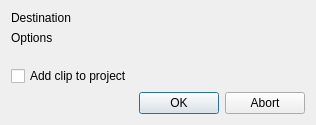
Before: the Qt Designer form src/ui/clipstabilize_ui.ui in KDE/kdenlive, drawn with Qt 5.
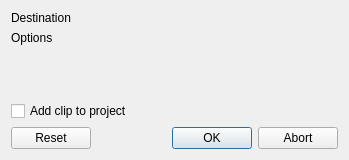
After: the same form once the commit is applied. Custom widgets are drawn as their Qt base class.

Commit message: Deprecate videostab and videostab2, only keep vidstab filter. Remember last settings and allow reset to default

```diff
--- a/src/ui/clipstabilize_ui.ui
+++ b/src/ui/clipstabilize_ui.ui
@@ -6,8 +6,8 @@
    <rect>
     <x>0</x>
     <y>0</y>
-    <width>304</width>
-    <height>125</height>
+    <width>349</width>
+    <height>160</height>
    </rect>
   </property>
   <property name="windowTitle">
@@ -41,36 +41,6 @@
      </property>
     </widget>
    </item>
-   <item row="6" column="2">
-    <widget class="QDialogButtonBox" name="buttonBox">
-     <property name="orientation">
-      <enum>Qt::Horizontal</enum>
-     </property>
-     <property name="standardButtons">
-      <set>QDialogButtonBox::Abort|QDialogButtonBox::Ok</set>
-     </property>
-    </widget>
-   </item>
-   <item row="4" column="0" colspan="2">
-    <widget class="QCheckBox" name="auto_add">
-     <property name="text">
-      <string>Add clip to project</string>
-     </property>
-    </widget>
-   </item>
-   <item row="6" column="0" colspan="2">
-    <spacer name="horizontalSpacer">
-     <property name="orientation">
-      <enum>Qt::Horizontal</enum>
-     </property>
-     <property name="sizeHint" stdset="0">
-      <size>
-       <width>40</width>
-       <height>20</height>
-      </size>
-     </property>
-    </spacer>
-   </item>
    <item row="3" column="0">
     <spacer name="verticalSpacer">
      <property name="orientation">
@@ -84,6 +54,43 @@
      </property>
     </spacer>
    </item>
+   <item row="5" column="0">
+    <widget class="QPushButton" name="button_reset">
+     <property name="text">
+      <string>Reset</string>
+     </property>
+    </widget>
+   </item>
+   <item row="5" column="1">
+    <spacer name="horizontalSpacer">
+     <property name="orientation">
+      <enum>Qt::Horizontal</enum>
+     </property>
+     <property name="sizeHint" stdset="0">
+      <size>
+       <width>40</width>
+       <height>20</height>
+      </size>
+     </property>
+    </spacer>
+   </item>
+   <item row="5" column="2">
+    <widget class="QDialogButtonBox" name="buttonBox">
+     <property name="orientation">
+      <enum>Qt::Horizontal</enum>
+     </property>
+     <property name="standardButtons">
+      <set>QDialogButtonBox::Abort|QDialogButtonBox::Ok</set>
+     </property>
+    </widget>
+   </item>
+   <item row="4" column="0" colspan="3">
+    <widget class="QCheckBox" name="auto_add">
+     <property name="text">
+      <string>Add clip to project</string>
+     </property>
+    </widget>
+   </item>
   </layout>
  </widget>
  <customwidgets>
```
Left out of the diff: 15 changed lines with no effect on the pictures. The commit also changes 5 other files.
